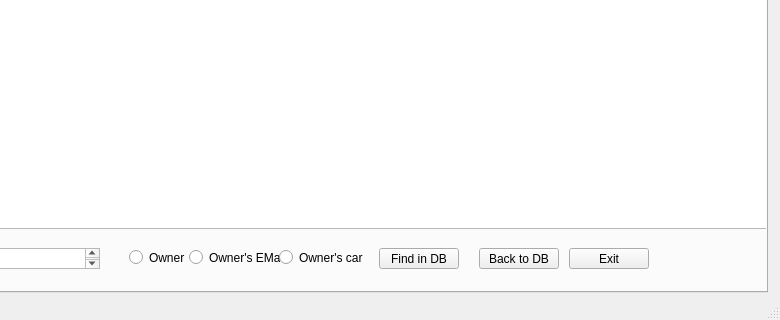
Qt form Cars_Database/mainwindow.ui (Apache163/Cars2.1) before a commit; both pictures show x 103 to 883 and y 388 to 708 of the 883 by 708 pixel window.
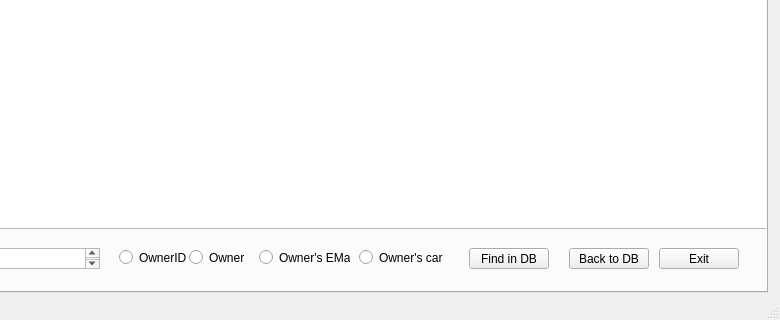
The same form after that commit. The open tabs and pages were chosen to show the change.

```diff
--- a/Cars_Database/mainwindow.ui
+++ b/Cars_Database/mainwindow.ui
@@ -418,7 +418,7 @@
      <widget class="QRadioButton" name="radioButton_20">
       <property name="geometry">
        <rect>
-        <x>230</x>
+        <x>290</x>
         <y>610</y>
         <width>61</width>
         <height>19</height>
@@ -431,7 +431,7 @@
      <widget class="QRadioButton" name="radioButton_21">
       <property name="geometry">
        <rect>
-        <x>290</x>
+        <x>360</x>
         <y>610</y>
         <width>91</width>
         <height>19</height>
@@ -444,7 +444,7 @@
      <widget class="QRadioButton" name="radioButton_22">
       <property name="geometry">
        <rect>
-        <x>380</x>
+        <x>460</x>
         <y>610</y>
         <width>84</width>
         <height>19</height>
@@ -457,7 +457,7 @@
      <widget class="QPushButton" name="pushButton_7">
       <property name="geometry">
        <rect>
-        <x>480</x>
+        <x>570</x>
         <y>610</y>
         <width>80</width>
         <height>21</height>
@@ -470,19 +470,6 @@
      <widget class="QPushButton" name="pushButton_8">
       <property name="geometry">
        <rect>
-        <x>580</x>
-        <y>610</y>
-        <width>80</width>
-        <height>21</height>
-       </rect>
-      </property>
-      <property name="text">
-       <string>Back to DB</string>
-      </property>
-     </widget>
-     <widget class="QPushButton" name="pushButton_9">
-      <property name="geometry">
-       <rect>
         <x>670</x>
         <y>610</y>
         <width>80</width>
@@ -490,6 +477,19 @@
        </rect>
       </property>
       <property name="text">
+       <string>Back to DB</string>
+      </property>
+     </widget>
+     <widget class="QPushButton" name="pushButton_9">
+      <property name="geometry">
+       <rect>
+        <x>760</x>
+        <y>610</y>
+        <width>80</width>
+        <height>21</height>
+       </rect>
+      </property>
+      <property name="text">
        <string>Exit</string>
       </property>
      </widget>
@@ -503,6 +503,19 @@
        </rect>
       </property>
      </widget>
+     <widget class="QRadioButton" name="radioButton_23">
+      <property name="geometry">
+       <rect>
+        <x>220</x>
+        <y>610</y>
+        <width>84</width>
+        <height>19</height>
+       </rect>
+      </property>
+      <property name="text">
+       <string>OwnerID</string>
+      </property>
+     </widget>
     </widget>
    </widget>
   </widget>
```
Left out of the diff: 2 changed lines with no effect on the pictures.
